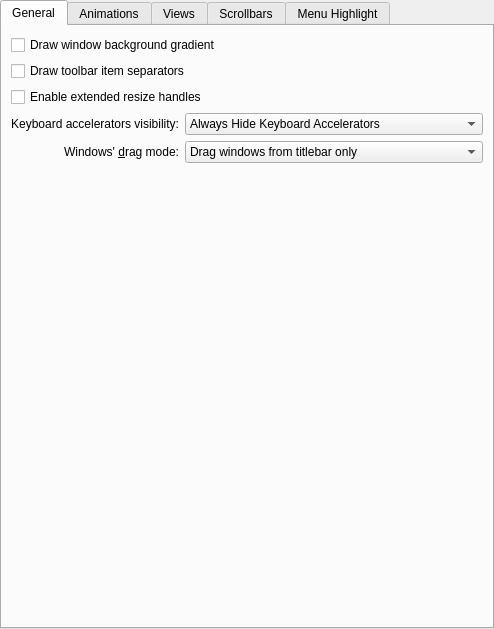
Old version of the form kstyle/config/ui/oxygenstyleconfig.ui in the repository KDE/oxygen.
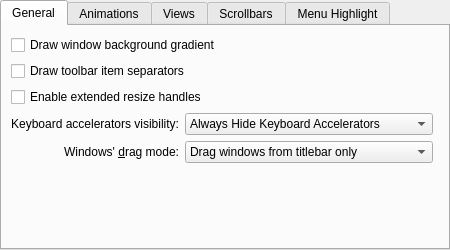
New version of the form. Custom widgets are drawn as their Qt base class.

```diff
--- a/kstyle/config/ui/oxygenstyleconfig.ui
+++ b/kstyle/config/ui/oxygenstyleconfig.ui
@@ -6,8 +6,8 @@
    <rect>
     <x>0</x>
     <y>0</y>
-    <width>494</width>
-    <height>629</height>
+    <width>450</width>
+    <height>250</height>
    </rect>
   </property>
   <property name="sizePolicy">
@@ -44,20 +44,7 @@
       <attribute name="title">
        <string>General</string>
       </attribute>
-      <layout class="QGridLayout" name="gridLayout" columnstretch="0,1">
-       <item row="3" column="0">
-        <widget class="QLabel" name="_mnemonicsLabel">
-         <property name="text">
-          <string>Keyboard accelerators visibility:</string>
-         </property>
-         <property name="alignment">
-          <set>Qt::AlignRight|Qt::AlignTrailing|Qt::AlignVCenter</set>
-         </property>
-         <property name="buddy">
-          <cstring>_mnemonicsMode</cstring>
-         </property>
-        </widget>
-       </item>
+      <layout class="QGridLayout" name="gridLayout" columnstretch="0,0,1">
        <item row="4" column="1">
         <widget class="KComboBox" name="_windowDragMode">
          <item>
@@ -77,6 +64,19 @@
          </item>
         </widget>
        </item>
+       <item row="3" column="0">
+        <widget class="QLabel" name="_mnemonicsLabel">
+         <property name="text">
+          <string>Keyboard accelerators visibility:</string>
+         </property>
+         <property name="alignment">
+          <set>Qt::AlignRight|Qt::AlignTrailing|Qt::AlignVCenter</set>
+         </property>
+         <property name="buddy">
+          <cstring>_mnemonicsMode</cstring>
+         </property>
+        </widget>
+       </item>
        <item row="3" column="1">
         <widget class="KComboBox" name="_mnemonicsMode">
          <item>
@@ -115,14 +115,41 @@
          </property>
         </widget>
        </item>
-       <item row="0" column="0" colspan="2">
+       <item row="3" column="2">
+        <spacer name="horizontalSpacer_4">
+         <property name="orientation">
+          <enum>Qt::Horizontal</enum>
+         </property>
+         <property name="sizeHint" stdset="0">
+          <size>
+           <width>40</width>
+           <height>20</height>
+          </size>
+         </property>
+        </spacer>
+       </item>
+       <item row="1" column="0" colspan="3">
+        <widget class="QCheckBox" name="_toolBarDrawItemSeparator">
+         <property name="text">
+          <string>Draw toolbar item separators</string>
+         </property>
+        </widget>
+       </item>
+       <item row="2" column="0" colspan="3">
+        <widget class="QCheckBox" name="_splitterProxyEnabled">
+         <property name="text">
+          <string>Enable extended resize handles</string>
+         </property>
+        </widget>
+       </item>
+       <item row="0" column="0" colspan="3">
         <widget class="QCheckBox" name="_useBackgroundGradient">
          <property name="text">
           <string>Draw window background gradient</string>
          </property>
         </widget>
        </item>
-       <item row="5" column="0" colspan="2">
+       <item row="5" column="0" colspan="3">
         <spacer name="verticalSpacer_2">
          <property name="orientation">
           <enum>Qt::Vertical</enum>
@@ -135,20 +162,6 @@
          </property>
         </spacer>
        </item>
-       <item row="1" column="0" colspan="2">
-        <widget class="QCheckBox" name="_toolBarDrawItemSeparator">
-         <property name="text">
-          <string>Draw toolbar item separators</string>
-         </property>
-        </widget>
-       </item>
-       <item row="2" column="0" colspan="2">
-        <widget class="QCheckBox" name="_splitterProxyEnabled">
-         <property name="text">
-          <string>Enable extended resize handles</string>
-         </property>
-        </widget>
-       </item>
       </layout>
      </widget>
      <widget class="QWidget" name="tab">
```
